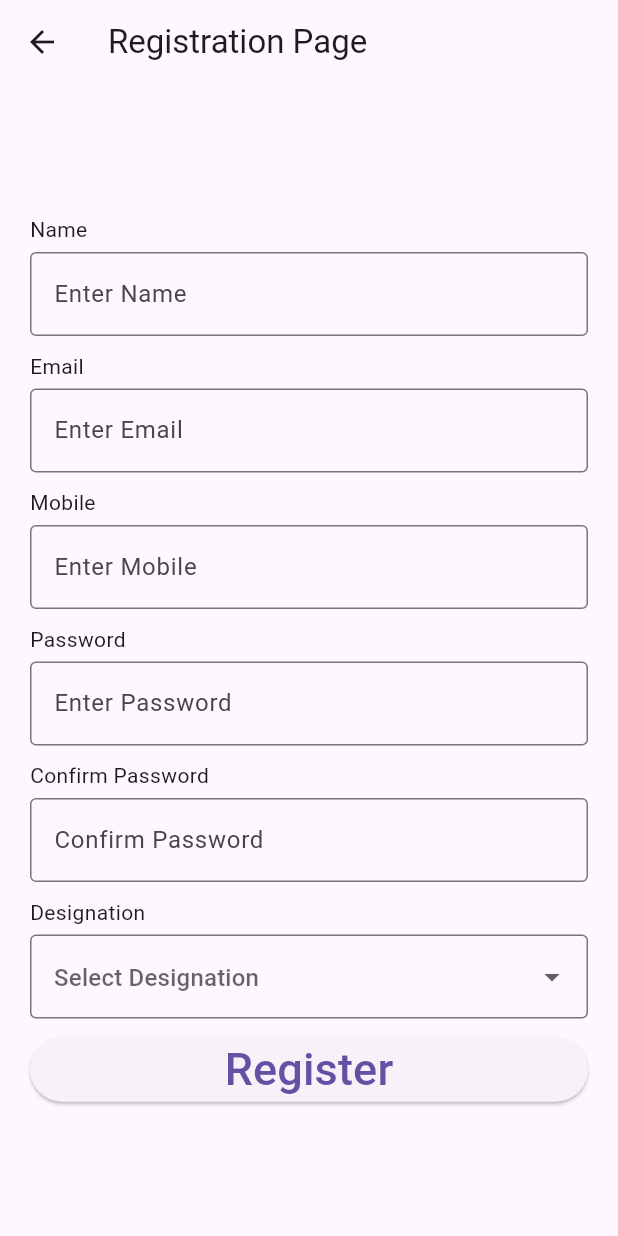
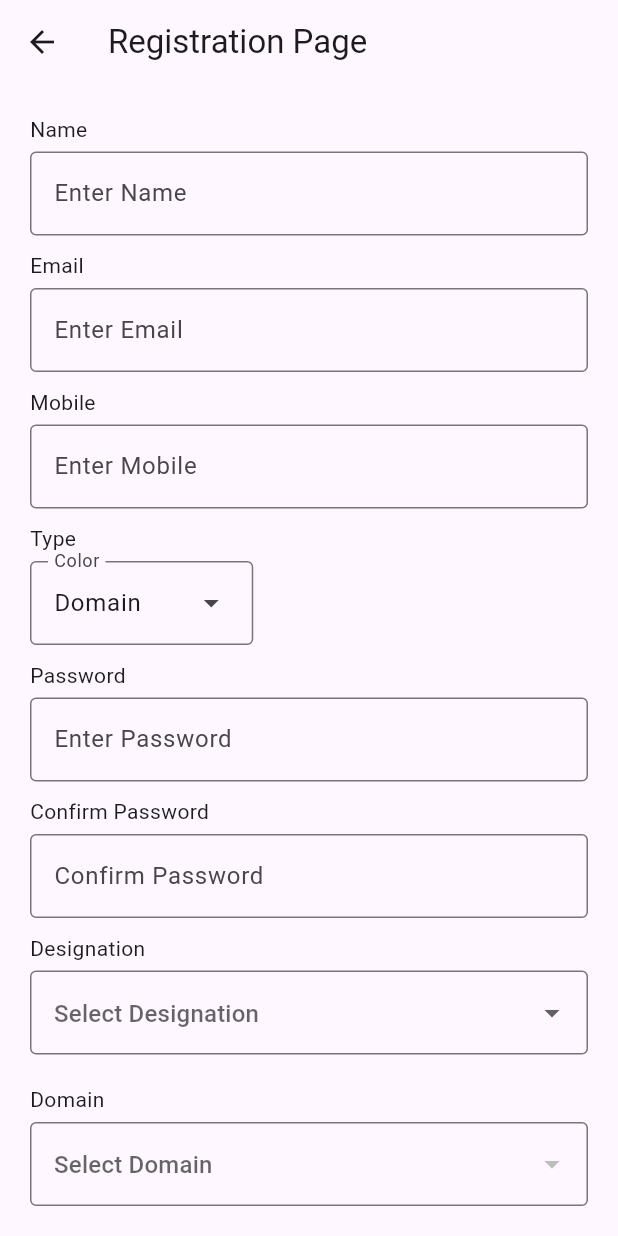
Before and after one commit to Prakhyat05/techFEST24_app, a Flutter app: the RegisterPage screen opened directly, on a phone screen of 412 x 824 dp. Run offline on Flutter 3.47's test engine with Material 3 defaults, Android fonts, the phone set to English and light mode, and no system bars; generated files the repository leaves out were written again; network calls fail.

Commit message:
fix: Added proper serialization for the classes

```diff
--- a/lib/Domains/DomainPage.dart
+++ b/lib/Domains/DomainPage.dart
@@ -10,6 +10,8 @@ import 'package:json_annotation/json_annotation.dart';
 
 import '../Services/Auth.dart' as auth;
 import '../Services/Auth.dart';
+
+part 'DomainPage.g.dart';
 
 class DomainPage extends StatelessWidget {
   final Domain domain;
@@ -67,6 +69,10 @@ class Domain {
 
     return parsedResp;
   }
+
+  factory Domain.fromJson(Map<String, dynamic> json) => _$DomainFromJson(json);
+
+  Map<String, dynamic> toJson() => _$DomainToJson(this);
 }
 
 @JsonSerializable()
@@ -115,6 +121,10 @@ class Event {
     final parsedResp = jsonDecode(bodyString) as List<Event>;
     return parsedResp;
   }
+
+  factory Event.fromJson(Map<String, dynamic> json) => _$EventFromJson(json);
+
+  Map<String, dynamic> toJson() => _$EventToJson(this);
 }
 
 @JsonSerializable()
@@ -150,6 +160,11 @@ class Workshop {
       this.studentCoordinator,
       this.techbucksReward,
       this.id);
+
+  factory Workshop.fromJson(Map<String, dynamic> json) =>
+      _$WorkshopFromJson(json);
+
+  Map<String, dynamic> toJson() => _$WorkshopToJson(this);
 }
 
 @JsonSerializable()
@@ -188,6 +203,9 @@ class User {
       this.events,
       this.workshops,
       this.id);
+  factory User.fromJson(Map<String, dynamic> json) => _$UserFromJson(json);
+
+  Map<String, dynamic> toJson() => _$UserToJson(this);
 }
 
 class DomainButton extends StatelessWidget {
--- a/lib/Services/Auth.dart
+++ b/lib/Services/Auth.dart
@@ -5,6 +5,8 @@ import 'package:http/http.dart' as http;
 import 'package:http/http.dart';
 import 'package:json_annotation/json_annotation.dart';
 import 'package:techfest_24/Domains/DomainPage.dart';
+
+part "Auth.g.dart";
 
 const baseUrl = "https://www.techfestsliet.org/api/";
 
@@ -29,7 +31,7 @@ class Auth {
     Response resp;
     try {
       resp = await http.post(Uri.parse("$baseUrl/coor/sign-in"),
-          body: jsonEncode(info));
+          body: info.toJson());
       print(resp);
     } catch (err) {
       print(err);
@@ -72,41 +74,54 @@ class Auth {
   }
 }
 
+@JsonSerializable()
 class SigninInfo {
-  final String mail;
-  final String pass;
-  SigninInfo(this.mail, this.pass);
+  final String email;
+  final String password;
+  SigninInfo(this.email, this.password);
+  factory SigninInfo.fromJson(Map<String, dynamic> json) =>
+      _$SigninInfoFromJson(json);
+
+  Map<String, dynamic> toJson() => _$SigninInfoToJson(this);
 }
 
+@JsonSerializable()
 class SigninResp {
   final String token;
   final String coordinatorId;
   final String domain;
 
   SigninResp(this.token, this.coordinatorId, this.domain);
+
+  factory SigninResp.fromJson(Map<String, dynamic> json) =>
+      _$SigninRespFromJson(json);
+
+  Map<String, dynamic> toJson() => _$SigninRespToJson(this);
 }
 
+@JsonSerializable()
 class SignupInfo {
   final String name;
-  final String rank;
   final String mail;
   final String phone;
   final String branch;
   final String type;
-  final String domain;
+  final String? domain;
+  final String? event;
 
-  SignupInfo(this.name, this.rank, this.mail, this.phone, this.branch,
-      this.type, this.domain);
+  SignupInfo(
+      {required this.name,
+      required this.mail,
+      required this.phone,
+      required this.branch,
+      required this.type,
+      this.domain,
+      this.event});
 
-  Map<String, dynamic> toJson() => {
-        "name": name,
-        "rank": rank,
-        "mail": mail,
-        "phone": phone,
-        "branch": branch,
-        "type": type,
-        "domain": domain,
-      };
+  factory SignupResp.fromJson(Map<String, dynamic> json) =>
+      _$SignupRespFromJson(json);
+
+  Map<String, dynamic> toJson() => _$SignupRespToJson(this);
 }
 
 @JsonSerializable()
@@ -114,15 +129,17 @@ class Coordinator {
   @JsonKey(name: "_id")
   final String id;
   final String name;
-  final String rank;
   final String mail;
   final String phone;
   final String branch;
   final String type;
   final String domain;
 
-  Coordinator(this.name, this.rank, this.mail, this.phone, this.id, this.branch,
-      this.type, this.domain);
+  Coordinator(this.name, this.mail, this.phone, this.id, this.branch, this.type,
+      this.domain);
 
-  void verifyAttendance(User user) {}
+  factory Coordinator.fromJson(Map<String, dynamic> json) =>
+      _$CoordinatorFromJson(json);
+
+  Map<String, dynamic> toJson() => _$CoordinatorToJson(this);
 }
--- a/lib/SignupPage.dart
+++ b/lib/SignupPage.dart
@@ -1,4 +1,7 @@
 import 'package:flutter/material.dart';
+
+import 'Domains/DomainPage.dart';
+import 'Services/Auth.dart';
 
 class MyApp extends StatelessWidget {
   const MyApp({super.key});
@@ -24,9 +27,21 @@ class RegisterPage extends StatefulWidget {
   State<RegisterPage> createState() => _RegisterPageState();
 }
 
+enum CoordinatorType {
+  Domain("Domain"),
+  Event("Event"),
+  Faculty("Faculty");
+
+  final String label;
+
+  const CoordinatorType(this.label);
+
+}
+
 class _RegisterPageState extends State<RegisterPage> {
   //create the controllers
   String? _selectedDesignation;
+  List<Domain>? domains;
   List<String> _designations = [
     'Core Coordinator',
     'Domain Coordinator',
@@ -36,8 +51,17 @@ class _RegisterPageState extends State<RegisterPage> {
   TextEditingController mobileController = TextEditingController();
   TextEditingController passwordController = TextEditingController();
   TextEditingController ConfirmpasswordController = TextEditingController();
+  TextEditingController branchController = TextEditingController();
+  TextEditingController typeController = TextEditingController();
+  TextEditingController domainController = TextEditingController();
+  TextEditingController eventController = TextEditingController();
   @override
   Widget build(BuildContext context) {
+    Domain.getAll().then((value) => (ds) {
+      domains = ds;
+    });
+    Domain? d;
+    List<Event>? events;
     return Scaffold(
       appBar: AppBar(
         title: Text('Registration Page'),
@@ -90,6 +114,30 @@ class _RegisterPageState extends State<RegisterPage> {
                   hintText: 'Enter Mobile',
                 ),
               ),
+              const SizedBox(
+                height: 10,
+              ),
+              const Text('Type'),
+              const SizedBox(
+                height: 5,
+              ),
+              DropdownMenu<CoordinatorType>(
+                initialSelection:CoordinatorType.Domain,
+                controller: typeController,
+                requestFocusOnTap: true,
+                label: const Text('Color'),
+                dropdownMenuEntries: CoordinatorType.values
+                    .map<DropdownMenuEntry<CoordinatorType>>(
+                        (CoordinatorType color) {
+                      return DropdownMenuEntry<CoordinatorType>(
+                        value: color,
+                        label: color.label,
+                        enabled: color.label != 'Grey',
+                      );
+                    }).toList(),
+
+              )
+              ,
               const SizedBox(
                 height: 10,
               ),
@@ -152,6 +200,66 @@ class _RegisterPageState extends State<RegisterPage> {
               SizedBox(
                 height: 10,
               ),
+              const SizedBox(
+                height: 10,
+              ),
+              const Text('Domain'),
+              SizedBox(height: 5.0),
+              DropdownButtonFormField<Domain>(
+                value: d,
+                onChanged: (domain) {
+                  setState(() async {
+                    if (domain != null) {
+                      events = await Event.getAll(domain);
+                    };
+                  });
+                },
+                items: (domains ?? []).map((domain) {
+                  return DropdownMenuItem<Domain>(
+                    value: domain,
+                    child: Text(domain.domainName),
+                  );
+                }).toList(),
+                decoration: InputDecoration(
+                  border: OutlineInputBorder(),
+                  hintText: 'Select Domain',
+                ),
+                validator: (value) {
+                  if (value == null) {
+                    return 'Please select a designation';
+                  }
+                  return null;
+                },
+              ),
+              const SizedBox(
+                height: 10,
+              ),
+              const Text('Event'),
+              SizedBox(height: 5.0),
+          (d != null) ? const SizedBox(height: 5.0) : DropdownButtonFormField<String>(
+                value: _selectedDesignation,
+                onChanged: (newValue) {
+                  setState(() {
+                    _selectedDesignation = newValue!;
+                  });
+                },
+                items: (events ?? []).map((event) {
+                  return DropdownMenuItem<String>(
+                    value: event.eventName,
+                    child: Text(event.eventName),
+                  );
+                }).toList(),
+                decoration: InputDecoration(
+                  border: OutlineInputBorder(),
+                  hintText: 'Select Domain',
+                ),
+                validator: (value) {
+                  if (value == null || value.isEmpty) {
+                    return 'Please select a designation';
+                  }
+                  return null;
+                },
+              ),
               //create button for register
               ElevatedButton(
                 onPressed: () {
@@ -161,6 +269,16 @@ class _RegisterPageState extends State<RegisterPage> {
                   print(mobileController.text);
                   print(passwordController.text);
                   print(ConfirmpasswordController.text);
+                  String? domain;
+                  String? event;
+                  if (typeController.text == "Domain") {
+                    domain = domainController.text;
+                  }
+                  if (typeController.text == "Event") {
+                    domain = domainController.text;
+                    event = eventController.text;
+                  }
+                  Auth().SignUp(SignupInfo(name: nameController.text, mail: emailController.text, phone: mobileController.text, branch: branchController.text, type: typeController.text, domain: domain, event: event));
                 },
                 child: Text(
                   'Register',
--- a/pubspec.yaml
+++ b/pubspec.yaml
@@ -19,7 +19,7 @@ publish_to: 'none' # Remove this line if you wish to publish to pub.dev
 version: 1.0.0+1
 
 environment:
-  sdk: '>=2.19.6 <3.0.0'
+  sdk: '>=2.19.6'
 
 # Dependencies specify other packages that your package needs in order to work.
 # To automatically upgrade your package dependencies to the latest versions
@@ -36,7 +36,6 @@ dependencies:
   # Use with the CupertinoIcons class for iOS style icons.
   cupertino_icons: ^1.0.2
   http: ^1.2.0
-  json_serializable: ^6.7.1
   json_annotation: ^4.8.1
 
 dev_dependencies:
@@ -49,6 +48,8 @@ dev_dependencies:
   # package. See that file for information about deactivating specific lint
   # rules and activating additional ones.
   flutter_lints: ^2.0.0
+  build_runner: ^2.4.8
+  json_serializable: ^6.7.1
 
 # For information on the generic Dart part of this file, see the
 # following page: https://dart.dev/tools/pub/pubspec
```
Also changed, not shown: lib/LoginPage.dart (+9 -15 lines), pubspec.lock.
